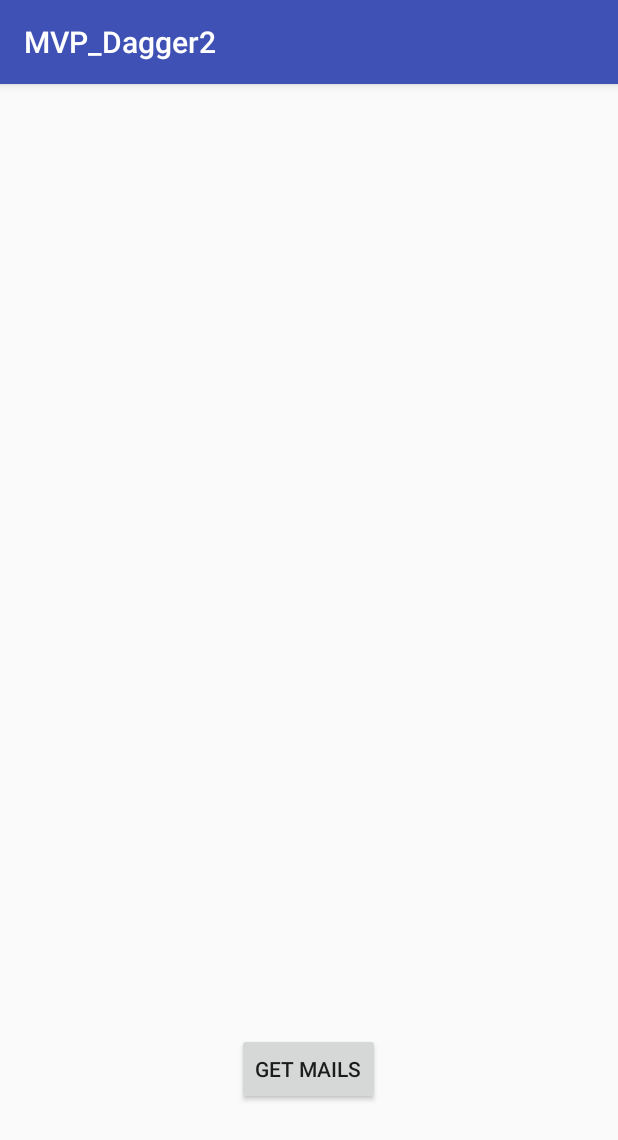
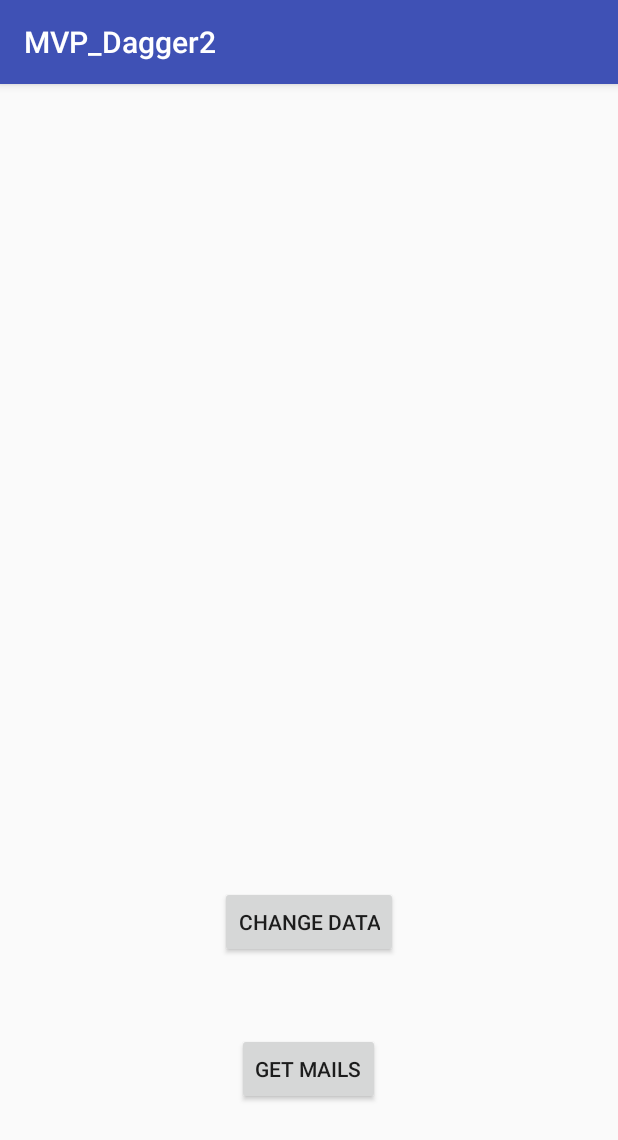
Before and after one commit to villerdex/MVP_dagger2, an Android app: the MailListActivity screen opened directly, with no data from a screen before it, on a phone screen of 412 x 824 dp. Shown: the top 1140 px of the screen. Run offline under Robolectric (Android 15) with nearby library versions, the phone set to English and light mode, and no system bars; our stand-ins replace ButterKnife, Dagger/Hilt's generated code, RxJava; libraries missing offline, so code that uses them is left out: com.google.api.client; 1 statement that could not run was skipped.

```diff
--- a/app/src/main/java/com/example/orvillelim/mvp_dagger2/View/Activities/MailListActivity/MailListActivity.java
+++ b/app/src/main/java/com/example/orvillelim/mvp_dagger2/View/Activities/MailListActivity/MailListActivity.java
@@ -27,7 +27,6 @@ public class MailListActivity extends AppCompatActivity implements MailListPrese
         ButterKnife.bind(this);
         App app = ( (App) getApplication() );
         app.getAppComponent().inject(this);
-        credential = app.getGoogleAccountCredential();
 
         if(credential != null){
             Toast.makeText(this, "Credential Receive", Toast.LENGTH_LONG).show();
@@ -50,4 +49,8 @@ public class MailListActivity extends AppCompatActivity implements MailListPrese
     @OnClick(R.id.btn_mail) void getMails(){
         presenter.fetchEmails();
     }
+
+    @OnClick(R.id.btn_change) void changeData(){
+        presenter.changeData();
+    }
 }
--- a/app/src/main/java/com/example/orvillelim/mvp_dagger2/View/Activities/MailListActivity/MailListPresenter.java
+++ b/app/src/main/java/com/example/orvillelim/mvp_dagger2/View/Activities/MailListActivity/MailListPresenter.java
@@ -80,6 +80,7 @@ public class MailListPresenter implements PresenterView<MailListPresenter.MailVi
             }
         };
 
+
         googleServiceInteractor.getMails()
                 .subscribeOn(Schedulers.newThread())
                 .observeOn(AndroidSchedulers.mainThread())
@@ -87,6 +88,10 @@ public class MailListPresenter implements PresenterView<MailListPresenter.MailVi
 
     }
 
+    public void changeData(){
+        googleServiceInteractor.changeData();
+    }
+
     public interface MailView {
         GoogleAccountCredential getCredential();
         void showEmail(String email);
--- /dev/null
+++ b/app/src/main/java/com/example/orvillelim/mvp_dagger2/domain/GoogleService/GoogleInteractor.java
@@ -0,0 +1,10 @@
+package com.example.orvillelim.mvp_dagger2.domain.GoogleService;
+
+/**
+ * Created by orvillelim on 05/01/2017.
+ */
+
+public interface GoogleInteractor  {
+
+    void notifyEmailChange();
+}
--- a/app/src/main/java/com/example/orvillelim/mvp_dagger2/domain/GoogleService/GoogleService.java
+++ b/app/src/main/java/com/example/orvillelim/mvp_dagger2/domain/GoogleService/GoogleService.java
@@ -1,6 +1,8 @@
 package com.example.orvillelim.mvp_dagger2.domain.GoogleService;
 
 import javax.inject.Inject;
+
+import io.reactivex.Observable;
 
 /**
  * Created by orvillelim on 02/01/2017.
@@ -8,8 +10,16 @@ import javax.inject.Inject;
 
 public class GoogleService {
 
-    @Inject
+    String email = "How are you?";
+
+    GoogleInteractor googleInteractor;
+
     public GoogleService() {
+
+    }
+
+    public void setGoogleInteractor(GoogleInteractor googleInteractor){
+        this.googleInteractor = googleInteractor;
     }
 
     public String getEmails(){
@@ -24,7 +34,12 @@ public class GoogleService {
                 }
             }
 
-        String email = "How are you?";
         return email;
     }
+
+    public void changeData(){
+        email = "This is new Email";
+        googleInteractor.notifyEmailChange();
+    }
+
 }
--- a/app/src/main/java/com/example/orvillelim/mvp_dagger2/domain/GoogleService/GoogleServiceInteractor.java
+++ b/app/src/main/java/com/example/orvillelim/mvp_dagger2/domain/GoogleService/GoogleServiceInteractor.java
@@ -13,24 +13,34 @@ import io.reactivex.ObservableOnSubscribe;
  * Created by orvillelim on 05/01/2017.
  */
 
-public class GoogleServiceInteractor  {
+public class GoogleServiceInteractor implements GoogleInteractor {
 
-     @Inject
-     GoogleService googleService;
-
+   GoogleService googleService;
+    ObservableEmitter emitter;
     @Inject
-    public GoogleServiceInteractor() {
+    public GoogleServiceInteractor(GoogleService googleService) {
+        this.googleService = googleService;
+        googleService.setGoogleInteractor(this);
     }
 
     public Observable getMails(){
-
-        return  Observable.create(new ObservableOnSubscribe<String>() {
+        return    Observable.create(new ObservableOnSubscribe<String>() {
             @Override
             public void subscribe(ObservableEmitter e) throws Exception {
-                   e.onNext(googleService.getEmails());
-                   e.onComplete();
+                emitter = e;
+                e.onNext(googleService.getEmails());
+                e.onComplete();
             }
         });
 
     }
+    public void changeData(){
+        googleService.changeData();
+    }
+
+    @Override
+    public void notifyEmailChange() {
+        emitter.onNext(googleService.getEmails());
+        emitter.onComplete();
+    }
 }
--- a/app/src/main/res/layout/activity_mail_list2.xml
+++ b/app/src/main/res/layout/activity_mail_list2.xml
@@ -18,4 +18,13 @@
         android:layout_centerHorizontal="true"
         android:layout_marginBottom="71dp"
         android:id="@+id/btn_mail" />
+
+    <Button
+        android:text="change data"
+        android:layout_width="wrap_content"
+        android:layout_height="wrap_content"
+        android:layout_marginBottom="50dp"
+        android:id="@+id/btn_change"
+        android:layout_above="@+id/btn_mail"
+        android:layout_centerHorizontal="true" />
 </RelativeLayout>
```
